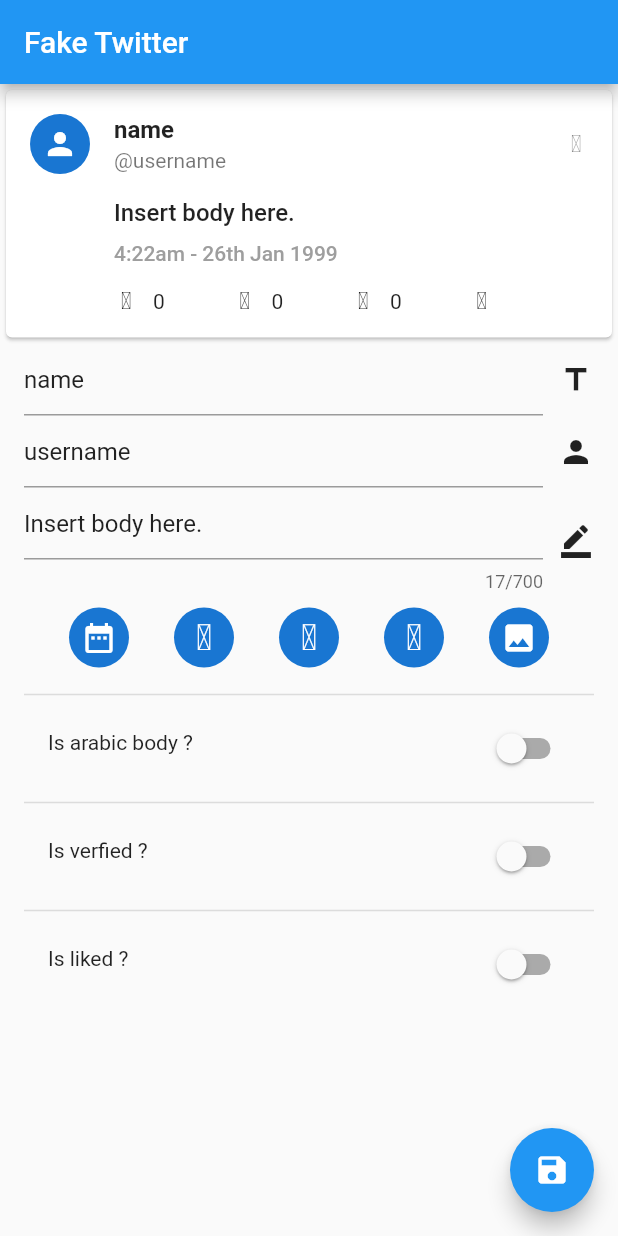
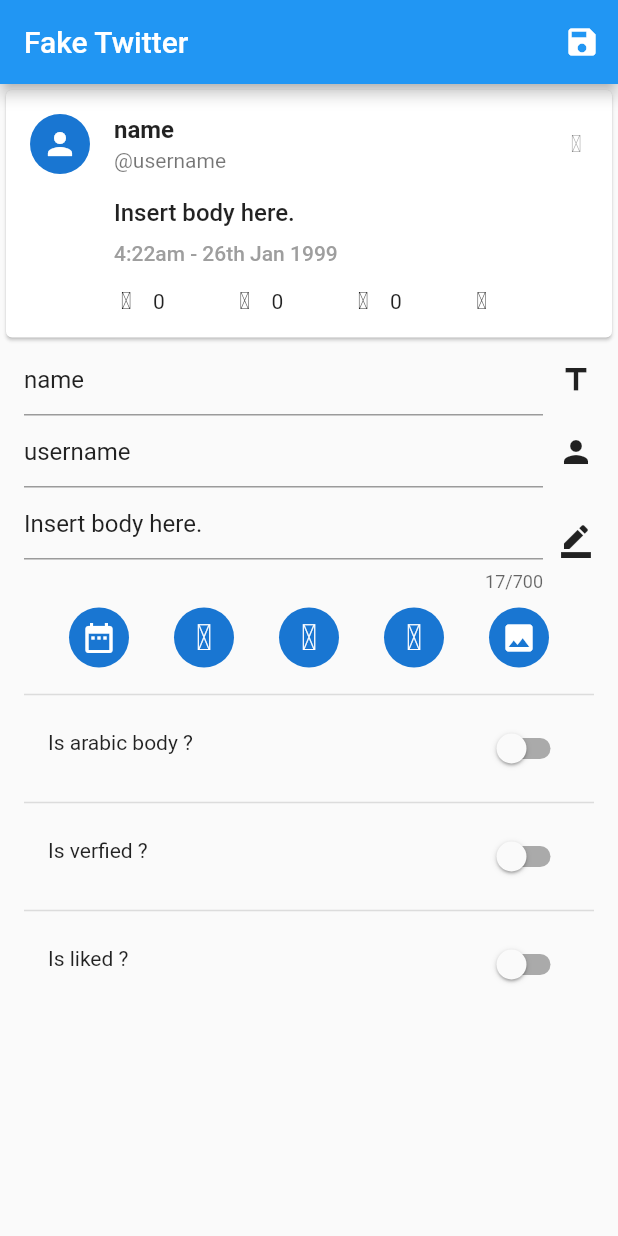
Before and after one commit to micodev/FakeSocialFlutter, a Flutter app: the screen it shows after launch, on a phone screen of 412 x 824 dp. Run offline on Flutter 3.47's test engine with Material 2 defaults, Android fonts, the phone set to English and light mode, and no system bars; our stand-ins replace gallery_saver, get_it, image_picker, jiffy, permission_handler; missing offline and left inert: downloads_path_provider, flutter_picker.

Commit message:
fixing spacing issue + rtl support

```diff
--- a/lib/Pages/MainPage.dart
+++ b/lib/Pages/MainPage.dart
@@ -74,7 +74,7 @@
     try {
       RenderRepaintBoundary boundary =
           _globalKey.currentContext.findRenderObject();
-      ui.Image image = await boundary.toImage(pixelRatio: 1.0);
+      ui.Image image = await boundary.toImage(pixelRatio: 3.0);
       ByteData byteData =
           await image.toByteData(format: ui.ImageByteFormat.png);
       var pngBytes = byteData.buffer.asUint8List();
@@ -122,13 +122,15 @@
       }),
       child: Scaffold(
         key: _scaffold,
-        floatingActionButton: isSaving
-            ? null
-            : FloatingActionButton(
-                child: Icon(Icons.save),
-                onPressed: _capturePng,
-              ),
         appBar: AppBar(
+          actions: <Widget>[
+            isSaving
+                ? SizedBox()
+                : IconButton(
+                    icon: Icon(Icons.save),
+                    onPressed: _capturePng,
+                  ),
+          ],
           title: Text(widget.title),
         ),
         body: SingleChildScrollView(
@@ -151,11 +153,13 @@
                         ),
                         title: Row(
                           children: <Widget>[
-                            Text(
-                              name == "" ? "name" : name,
-                              style: TextStyle(fontWeight: FontWeight.bold),
+                            Padding(
+                              padding: const EdgeInsets.fromLTRB(0, 0, 5, 0),
+                              child: Text(
+                                name == "" ? "name" : name,
+                                style: TextStyle(fontWeight: FontWeight.bold),
+                              ),
                             ),
-                            SizedBox(width: 10),
                             isVerfied
                                 ? Icon(
                                     TwitterIcons.twitter_verified_badge,
@@ -312,6 +316,9 @@
                       children: <Widget>[
                         Flexible(
                             child: TextField(
+                          textDirection: isarabicbody
+                              ? TextDirection.rtl
+                              : TextDirection.ltr,
                           maxLength: 700,
                           minLines: 1,
                           maxLines: 30,
```
